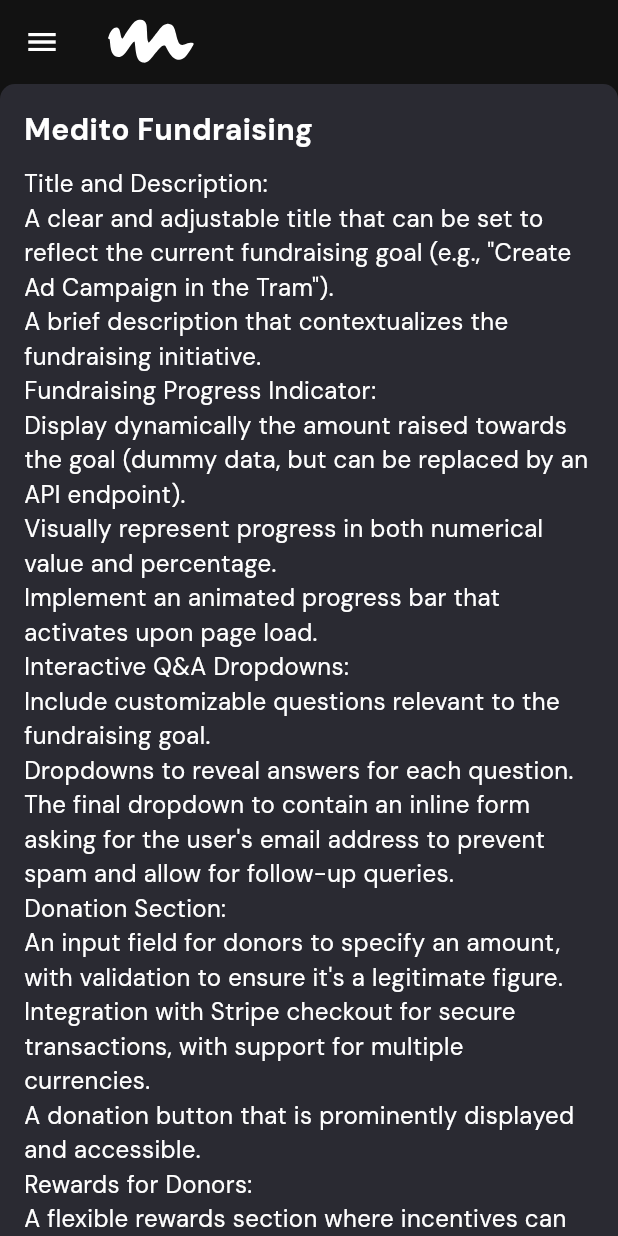
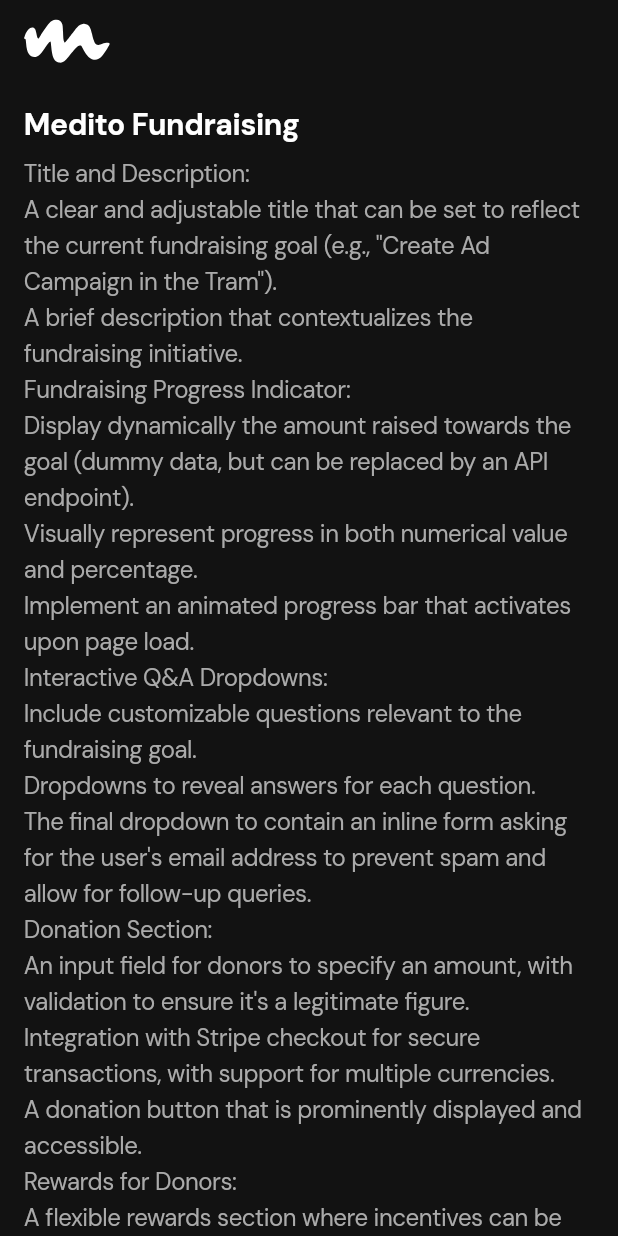
Before and after one commit to osamaasifoak/medito-fundraising, a Flutter app: the screen it shows after launch, on a phone screen of 412 x 824 dp. Run offline on Flutter 3.47's test engine with Material 3 defaults, Android fonts, the phone set to English and light mode, and no system bars; our stand-ins replace flutter_svg, go_router.

Commit message:
feat: dynamic font sizing added, fundraising progress added

```diff
--- a/lib/constants/constants.dart
+++ b/lib/constants/constants.dart
@@ -1,3 +1,4 @@
 export 'colors/color_constants.dart';
 export 'strings/string_constants.dart';
 export 'strings/asset_constants.dart';
+export 'styles/widget_styles.dart';
--- a/lib/constants/strings/string_constants.dart
+++ b/lib/constants/strings/string_constants.dart
@@ -4,6 +4,7 @@
   static const String share = 'Share';
   static const String qAndA = 'Q&A';
   static const String rewards = 'Rewards';
+  static const String amountRaised = 'Amount Raised';
   static const String campaignTitle = 'Medito Fundraising';
   static const String campaignDescription = """Title and Description:
 A clear and adjustable title that can be set to reflect the current fundraising goal (e.g., "Create Ad Campaign in the Tram").
--- a/lib/views/home_view.dart
+++ b/lib/views/home_view.dart
@@ -1,8 +1,6 @@
 import 'package:flutter/material.dart';
-import 'package:flutter_svg/svg.dart';
 import 'package:meditofundraising/constants/constants.dart';
-import 'package:meditofundraising/constants/strings/string_constants.dart';
-import 'package:meditofundraising/constants/styles/widget_styles.dart';
+import 'package:meditofundraising/utils/responsive_utils.dart';
 import 'package:meditofundraising/widgets/widgets.dart';
 
 class HomeView extends StatelessWidget {
@@ -11,32 +9,46 @@
   @override
   Widget build(BuildContext context) {
     return Scaffold(
-        drawer: _buildDrawer(context),
-        body: Column(
-          children: [
-            _buildHeader(context),
-            const CampaignWidget(
-              title: StringConstants.campaignTitle,
-              description: StringConstants.campaignDescription,
-            )
-          ],
-        ));
+        body: SingleChildScrollView(
+      child: Column(
+        children: [
+          const HeaderWidget(),
+          _buildCampaignAndFundraising(context),
+        ],
+      ),
+    ));
   }
 
-  Widget _buildHeader(BuildContext context) {
-    return MediaQuery.of(context).size.width > minTabletSize
-        ? const HeaderWidget()
-        : AppBar(
-            title: SvgPicture.asset(
-              AssetConstants.icMedito,
-              height: 30,
-            ),
-          );
+  Widget _buildCampaignAndFundraising(BuildContext context) {
+    if (Responsive.isMobile(context)) {
+      return Column(
+        children: [
+          _buildCampaign(),
+          _buildFundRaisingProgress(),
+        ],
+      );
+    } else {
+      return Row(
+        crossAxisAlignment: CrossAxisAlignment.start,
+        children: [
+          Flexible(
+            child: _buildCampaign(),
+          ),
+          Flexible(
+            child: _buildFundRaisingProgress(),
+          ),
+        ],
+      );
+    }
   }
 
-  Widget _buildDrawer(BuildContext context) {
-    return MediaQuery.of(context).size.width < minTabletSize
-        ? const DrawerWidget()
-        : const SizedBox();
+  FundraisingProgressWidget _buildFundRaisingProgress() =>
+      const FundraisingProgressWidget();
+
+  CampaignWidget _buildCampaign() {
+    return const CampaignWidget(
+      title: StringConstants.campaignTitle,
+      description: StringConstants.campaignDescription,
+    );
   }
 }
--- a/lib/widgets/campaign_widget.dart
+++ b/lib/widgets/campaign_widget.dart
@@ -1,7 +1,7 @@
 // fundraising_info_widget.dart
 
 import 'package:flutter/material.dart';
-import 'package:meditofundraising/constants/constants.dart';
+import 'package:meditofundraising/constants/colors/color_constants.dart';
 import 'package:meditofundraising/constants/styles/widget_styles.dart';
 
 class CampaignWidget extends StatelessWidget {
@@ -13,30 +13,28 @@
 
   @override
   Widget build(BuildContext context) {
-    return Container(
+    var titleStyle = Theme.of(context).textTheme.displayLarge?.copyWith(
+          fontSize: _getTitleFontSize(context),
+          color: Colors.white,
+        );
+    var bodyStyle = Theme.of(context).textTheme.bodyLarge?.copyWith(
+        fontSize: _getDescriptionFontSize(context),
+        color: ColorConstants.graphite,
+        letterSpacing: -0.3);
+
+    return Padding(
       padding: const EdgeInsets.all(padding16),
-      decoration: BoxDecoration(
-        color: ColorConstants.onyx,
-        borderRadius: BorderRadius.circular(10.0),
-      ),
       child: Column(
         crossAxisAlignment: CrossAxisAlignment.start,
         children: [
           Text(
             title,
-            style: TextStyle(
-              fontSize: _getTitleFontSize(context),
-              fontWeight: FontWeight.bold,
-              color: Colors.white,
-            ),
+            style: titleStyle,
           ),
           const SizedBox(height: 10.0),
           Text(
             description,
-            style: TextStyle(
-              fontSize: _getDescriptionFontSize(context),
-              color: Colors.white, // Adjust color based on your design
-            ),
+            style: bodyStyle,
           ),
         ],
       ),
@@ -44,10 +42,14 @@
   }
 
   double _getTitleFontSize(BuildContext context) {
-    return MediaQuery.of(context).size.width > minTabletSize ? 24.0 : 20.0;
+    return MediaQuery.of(context).size.width > minTabletSize
+        ? fontSize24
+        : fontSize20;
   }
 
   double _getDescriptionFontSize(BuildContext context) {
-    return MediaQuery.of(context).size.width > minTabletSize ? 18.0 : 16.0;
+    return MediaQuery.of(context).size.width > minTabletSize
+        ? fontSize18
+        : fontSize16;
   }
 }
--- a/lib/widgets/widgets.dart
+++ b/lib/widgets/widgets.dart
@@ -1,3 +1,4 @@
 export 'header_widget.dart';
 export 'campaign_widget.dart';
 export 'drawer_widget.dart';
+export 'fundraising_progress_widget.dart';
--- a/pubspec.yaml
+++ b/pubspec.yaml
@@ -2,7 +2,7 @@
 description: A new Flutter project.
 # The following line prevents the package from being accidentally published to
 # pub.dev using `flutter pub publish`. This is preferred for private packages.
-publish_to: 'none' # Remove this line if you wish to publish to pub.dev
+publish_to: "none" # Remove this line if you wish to publish to pub.dev
 
 # The following defines the version and build number for your application.
 # A version number is three numbers separated by dots, like 1.2.43
@@ -19,7 +19,7 @@
 version: 1.0.0+1
 
 environment:
-  sdk: '>=3.0.5 <4.0.0'
+  sdk: ">=3.0.5 <4.0.0"
 
 # Dependencies specify other packages that your package needs in order to work.
 # To automatically upgrade your package dependencies to the latest versions
@@ -56,7 +56,6 @@
 
 # The following section is specific to Flutter packages.
 flutter:
-
   # The following line ensures that the Material Icons font is
   # included with your application, so that you can use the icons in
   # the material Icons class.
```
Also changed, not shown: lib/constants/styles/widget_styles.dart (+27 -0 lines), lib/widgets/fundraising_progress_widget.dart (added, +80 -0 lines), lib/widgets/header_widget.dart (+3 -32 lines), pubspec.lock.
